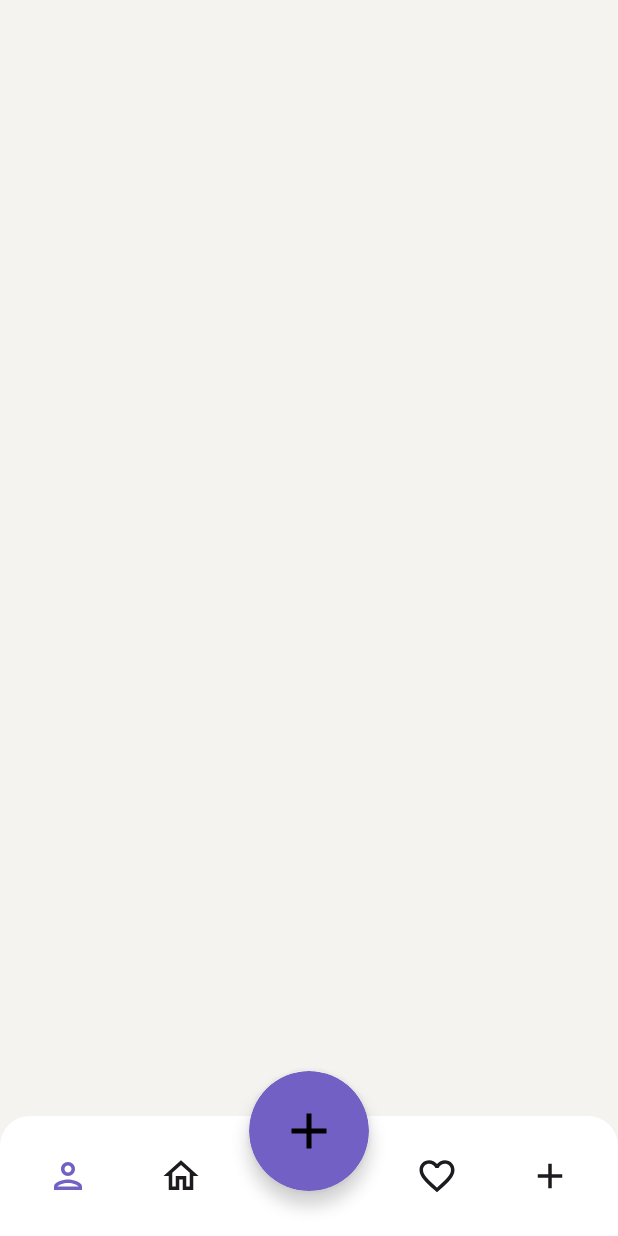
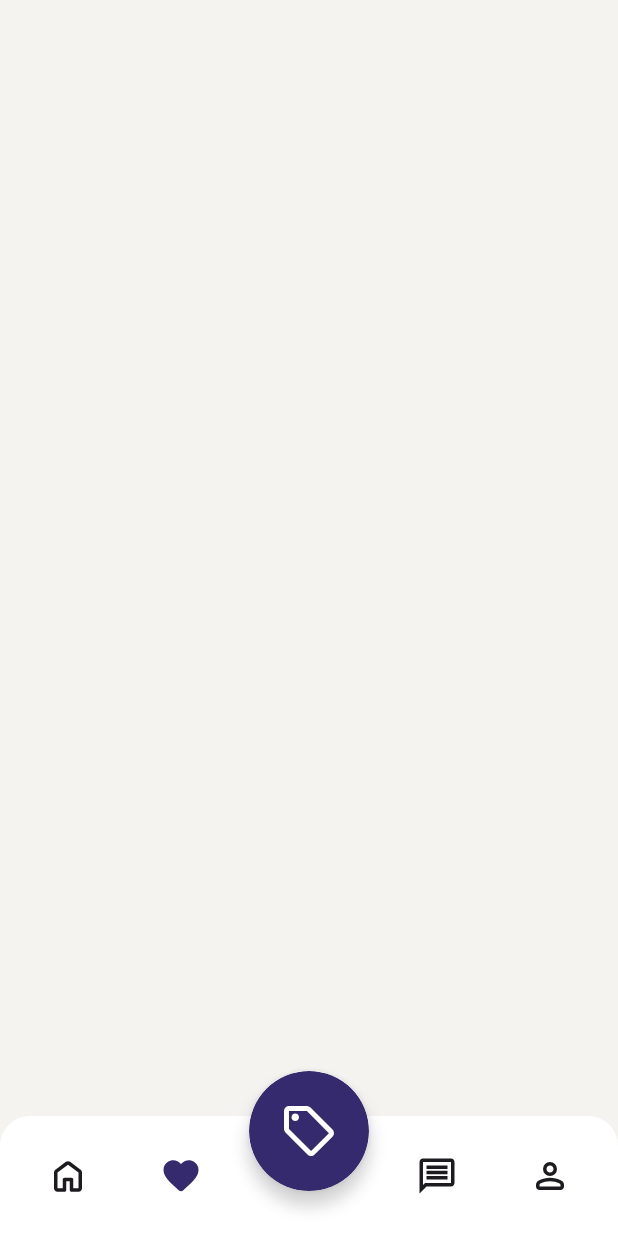
Before and after one commit to Swapsy-app/App, an Android app built with Jetpack Compose: the screen it shows after launch (MainActivity), on a phone screen of 412 x 824 dp. Run offline under Robolectric (Android 15) with nearby library versions, the phone set to English and light mode, and no system bars.

Commit message:
icons changed

```diff
--- a/app/src/main/java/com/example/freeupcopy/ui/presentation/home_screen/componants/CustomNavigationBar.kt
+++ b/app/src/main/java/com/example/freeupcopy/ui/presentation/home_screen/componants/CustomNavigationBar.kt
@@ -14,12 +14,6 @@ import androidx.compose.foundation.layout.size
 import androidx.compose.foundation.layout.windowInsetsPadding
 import androidx.compose.foundation.shape.CircleShape
 import androidx.compose.foundation.shape.RoundedCornerShape
-import androidx.compose.material.icons.Icons
-import androidx.compose.material.icons.filled.Add
-import androidx.compose.material.icons.outlined.Add
-import androidx.compose.material.icons.outlined.FavoriteBorder
-import androidx.compose.material.icons.outlined.Home
-import androidx.compose.material.icons.outlined.Person
 import androidx.compose.material3.Icon
 import androidx.compose.material3.MaterialTheme
 import androidx.compose.material3.NavigationBarDefaults
@@ -28,10 +22,12 @@ import androidx.compose.ui.Alignment
 import androidx.compose.ui.Modifier
 import androidx.compose.ui.draw.clip
 import androidx.compose.ui.draw.shadow
-import androidx.compose.ui.graphics.Color
+import androidx.compose.ui.graphics.painter.Painter
 import androidx.compose.ui.graphics.vector.ImageVector
+import androidx.compose.ui.res.painterResource
 import androidx.compose.ui.tooling.preview.Preview
 import androidx.compose.ui.unit.dp
+import com.example.freeupcopy.R
 import com.example.freeupcopy.ui.theme.FreeUpCopyTheme
 
 @Composable
@@ -55,15 +51,15 @@ fun CustomNavigationBar(
                 .clip(CircleShape)
                 .background(MaterialTheme.colorScheme.primary)
                 .clickable(
-                    onClick = {  }
+                    onClick = { }
                 )
                 .align(Alignment.TopCenter),
             contentAlignment = Alignment.Center
         ) {
             Icon(
-                imageVector = Icons.Default.Add,
+                painter = painterResource(R.drawable.rounded_sell_24),
                 contentDescription = "add",
-                tint = Color.Black,
+                tint = MaterialTheme.colorScheme.onPrimaryContainer,
                 modifier = Modifier.size(40.dp)
             )
         }
@@ -76,7 +72,8 @@ fun CustomNavigationBarItem(
     modifier: Modifier = Modifier,
     selected: Boolean,
     onClick: () -> Unit,
-    icon: ImageVector
+    icon: ImageVector,
+    selectedIcon: ImageVector
 ) {
     Box(
         modifier = modifier
@@ -88,7 +85,31 @@ fun CustomNavigationBarItem(
         Icon(
             modifier = Modifier.size(28.dp),
             tint = if (selected) MaterialTheme.colorScheme.primary else MaterialTheme.colorScheme.onSurface,
-            imageVector = icon,
+            imageVector = if(selected) selectedIcon else icon,
+            contentDescription = null
+        )
+    }
+}
+
+@Composable
+fun CustomNavigationBarItem(
+    modifier: Modifier = Modifier,
+    selected: Boolean,
+    onClick: () -> Unit,
+    icon: Painter,
+    selectedIcon: Painter
+) {
+    Box(
+        modifier = modifier
+            .clip(CircleShape)
+            .size(60.dp)
+            .clickable { onClick() },
+        contentAlignment = Alignment.Center
+    ) {
+        Icon(
+            modifier = Modifier.size(28.dp),
+            tint = if (selected) MaterialTheme.colorScheme.primary else MaterialTheme.colorScheme.onSurface,
+            painter = if(selected) selectedIcon else icon,
             contentDescription = null
         )
     }
@@ -110,15 +131,17 @@ fun CustomBottomBar(
         verticalAlignment = Alignment.CenterVertically
     ) {
         CustomNavigationBarItem(
-            selected = true,
+            selected = false,
             onClick = { },
-            icon = Icons.Outlined.Person
+            icon = painterResource(id = R.drawable.ic_home),
+            selectedIcon = painterResource(id = R.drawable.ic_home_selected)
         )
 
         CustomNavigationBarItem(
-            selected = false,
+            selected = true,
             onClick = { },
-            icon = Icons.Outlined.Home
+            icon = painterResource(id = R.drawable.ic_favorite),
+            selectedIcon = painterResource(id = R.drawable.ic_favorite_selected)
         )
 
         Spacer(modifier = Modifier.size(80.dp)) // Leave space for the FAB
@@ -126,13 +149,15 @@ fun CustomBottomBar(
         CustomNavigationBarItem(
             selected = false,
             onClick = { },
-            icon = Icons.Outlined.FavoriteBorder
+            icon = painterResource(id = R.drawable.ic_message),
+            selectedIcon = painterResource(id = R.drawable.ic_message_selected)
         )
 
         CustomNavigationBarItem(
             selected = false,
             onClick = { },
-            icon = Icons.Outlined.Add
+            icon = painterResource(id = R.drawable.ic_person),
+            selectedIcon = painterResource(id = R.drawable.ic_person_selected)
         )
     }
 }
--- a/app/src/main/java/com/example/freeupcopy/ui/theme/Color.kt
+++ b/app/src/main/java/com/example/freeupcopy/ui/theme/Color.kt
@@ -16,5 +16,8 @@ val SurfaceDark = Color(0xFF1C1B1F)
 val PrimaryContainerLight = Color(0xFFFFFFFF)
 val PrimaryContainerDark = Color(0xFF2C2B30)
 
-val PrimaryLight = Color(0xFF7260C5)
+val PrimaryLight = Color(0xFF362A6F)
 val PrimaryDark = Color(0xFF907DE6)
+
+val OnPrimaryContainerLight = Color(0xFFFFFFFF)
+val OnPrimaryContainerDark = Color(0xFF000000)
--- a/app/src/main/java/com/example/freeupcopy/ui/theme/Theme.kt
+++ b/app/src/main/java/com/example/freeupcopy/ui/theme/Theme.kt
@@ -16,7 +16,8 @@ private val DarkColorScheme = darkColorScheme(
     secondary = PurpleGrey80,
     tertiary = Pink80,
     surface = SurfaceDark,
-    primaryContainer = PrimaryContainerDark
+    primaryContainer = PrimaryContainerDark,
+    onPrimaryContainer = OnPrimaryContainerDark
 )
 
 private val LightColorScheme = lightColorScheme(
@@ -24,7 +25,8 @@ private val LightColorScheme = lightColorScheme(
     secondary = PurpleGrey40,
     tertiary = Pink40,
     surface = SurfaceLight,
-    primaryContainer = PrimaryContainerLight
+    primaryContainer = PrimaryContainerLight,
+    onPrimaryContainer = OnPrimaryContainerLight
 
     /* Other default colors to override
     background = Color(0xFFFFFBFE),
--- /dev/null
+++ b/app/src/main/res/drawable/ic_favorite.xml
@@ -0,0 +1,5 @@
+<vector xmlns:android="http://schemas.android.com/apk/res/android" android:height="24dp" android:tint="#000000" android:viewportHeight="960" android:viewportWidth="960" android:width="24dp">
+
+    <path android:fillColor="@android:color/white" android:pathData="M480,813Q466,813 451.5,808Q437,803 426,792L357,729Q251,632 165.5,536.5Q80,441 80,326Q80,232 143,169Q206,106 300,106Q353,106 400,128.5Q447,151 480,190Q513,151 560,128.5Q607,106 660,106Q754,106 817,169Q880,232 880,326Q880,441 795,537Q710,633 602,730L534,792Q523,803 508.5,808Q494,813 480,813ZM442,270Q413,229 380,207.5Q347,186 300,186Q240,186 200,226Q160,266 160,326Q160,378 197,436.5Q234,495 285.5,550Q337,605 391.5,653Q446,701 480,732Q480,732 480,732Q480,732 480,732Q514,701 568.5,653Q623,605 674.5,550Q726,495 763,436.5Q800,378 800,326Q800,266 760,226Q720,186 660,186Q613,186 580,207.5Q547,229 518,270Q511,280 501,285Q491,290 480,290Q469,290 459,285Q449,280 442,270ZM480,459Q480,459 480,459Q480,459 480,459Q480,459 480,459Q480,459 480,459Q480,459 480,459Q480,459 480,459Q480,459 480,459Q480,459 480,459Q480,459 480,459Q480,459 480,459Q480,459 480,459Q480,459 480,459Q480,459 480,459Q480,459 480,459Q480,459 480,459Q480,459 480,459Q480,459 480,459Q480,459 480,459Q480,459 480,459Q480,459 480,459Q480,459 480,459Q480,459 480,459Z"/>
+
+</vector>
--- /dev/null
+++ b/app/src/main/res/drawable/ic_favorite_selected.xml
@@ -0,0 +1,5 @@
+<vector xmlns:android="http://schemas.android.com/apk/res/android" android:height="24dp" android:tint="#000000" android:viewportHeight="24" android:viewportWidth="24" android:width="24dp">
+
+    <path android:fillColor="@android:color/white" android:pathData="M13.35,20.13c-0.76,0.69 -1.93,0.69 -2.69,-0.01l-0.11,-0.1C5.3,15.27 1.87,12.16 2,8.28c0.06,-1.7 0.93,-3.33 2.34,-4.29 2.64,-1.8 5.9,-0.96 7.66,1.1 1.76,-2.06 5.02,-2.91 7.66,-1.1 1.41,0.96 2.28,2.59 2.34,4.29 0.14,3.88 -3.3,6.99 -8.55,11.76l-0.1,0.09z"/>
+
+</vector>
--- /dev/null
+++ b/app/src/main/res/drawable/ic_home.xml
@@ -0,0 +1,5 @@
+<vector xmlns:android="http://schemas.android.com/apk/res/android" android:height="24dp" android:tint="#000000" android:viewportHeight="960" android:viewportWidth="960" android:width="24dp">
+
+    <path android:fillColor="@android:color/white" android:pathData="M240,760L360,760L360,560Q360,543 371.5,531.5Q383,520 400,520L560,520Q577,520 588.5,531.5Q600,543 600,560L600,760L720,760L720,400Q720,400 720,400Q720,400 720,400L480,220Q480,220 480,220Q480,220 480,220L240,400Q240,400 240,400Q240,400 240,400L240,760ZM160,760L160,400Q160,381 168.5,364Q177,347 192,336L432,156Q453,140 480,140Q507,140 528,156L768,336Q783,347 791.5,364Q800,381 800,400L800,760Q800,793 776.5,816.5Q753,840 720,840L560,840Q543,840 531.5,828.5Q520,817 520,800L520,600Q520,600 520,600Q520,600 520,600L440,600Q440,600 440,600Q440,600 440,600L440,800Q440,817 428.5,828.5Q417,840 400,840L240,840Q207,840 183.5,816.5Q160,793 160,760ZM480,490L480,490L480,490Q480,490 480,490Q480,490 480,490L480,490L480,490L480,490L480,490Q480,490 480,490Q480,490 480,490L480,490Q480,490 480,490Q480,490 480,490L480,490Z"/>
+
+</vector>
--- /dev/null
+++ b/app/src/main/res/drawable/ic_home_selected.xml
@@ -0,0 +1,5 @@
+<vector xmlns:android="http://schemas.android.com/apk/res/android" android:height="24dp" android:tint="#000000" android:viewportHeight="24" android:viewportWidth="24" android:width="24dp">
+
+    <path android:fillColor="@android:color/white" android:pathData="M12,3L4,9v12h5v-7h6v7h5V9z"/>
+
+</vector>
--- /dev/null
+++ b/app/src/main/res/drawable/ic_message.xml
@@ -0,0 +1,5 @@
+<vector xmlns:android="http://schemas.android.com/apk/res/android" android:autoMirrored="true" android:height="24dp" android:tint="#000000" android:viewportHeight="24" android:viewportWidth="24" android:width="24dp">
+
+    <path android:fillColor="@android:color/white" android:pathData="M4,4h16v12L5.17,16L4,17.17L4,4m0,-2c-1.1,0 -1.99,0.9 -1.99,2L2,22l4,-4h14c1.1,0 2,-0.9 2,-2L22,4c0,-1.1 -0.9,-2 -2,-2L4,2zM6,12h12v2L6,14v-2zM6,9h12v2L6,11L6,9zM6,6h12v2L6,8L6,6z"/>
+
+</vector>
--- /dev/null
+++ b/app/src/main/res/drawable/ic_message_selected.xml
@@ -0,0 +1,5 @@
+<vector xmlns:android="http://schemas.android.com/apk/res/android" android:autoMirrored="true" android:height="24dp" android:tint="#000000" android:viewportHeight="24" android:viewportWidth="24" android:width="24dp">
+
+    <path android:fillColor="@android:color/white" android:pathData="M20,2L4,2c-1.1,0 -1.99,0.9 -1.99,2L2,22l4,-4h14c1.1,0 2,-0.9 2,-2L22,4c0,-1.1 -0.9,-2 -2,-2zM17,14L7,14c-0.55,0 -1,-0.45 -1,-1s0.45,-1 1,-1h10c0.55,0 1,0.45 1,1s-0.45,1 -1,1zM17,11L7,11c-0.55,0 -1,-0.45 -1,-1s0.45,-1 1,-1h10c0.55,0 1,0.45 1,1s-0.45,1 -1,1zM17,8L7,8c-0.55,0 -1,-0.45 -1,-1s0.45,-1 1,-1h10c0.55,0 1,0.45 1,1s-0.45,1 -1,1z"/>
+
+</vector>
--- /dev/null
+++ b/app/src/main/res/drawable/ic_person.xml
@@ -0,0 +1,5 @@
+<vector xmlns:android="http://schemas.android.com/apk/res/android" android:height="24dp" android:tint="#000000" android:viewportHeight="960" android:viewportWidth="960" android:width="24dp">
+
+    <path android:fillColor="@android:color/white" android:pathData="M480,480Q414,480 367,433Q320,386 320,320Q320,254 367,207Q414,160 480,160Q546,160 593,207Q640,254 640,320Q640,386 593,433Q546,480 480,480ZM160,720L160,688Q160,654 177.5,625.5Q195,597 224,582Q286,551 350,535.5Q414,520 480,520Q546,520 610,535.5Q674,551 736,582Q765,597 782.5,625.5Q800,654 800,688L800,720Q800,753 776.5,776.5Q753,800 720,800L240,800Q207,800 183.5,776.5Q160,753 160,720ZM240,720L720,720L720,688Q720,677 714.5,668Q709,659 700,654Q646,627 591,613.5Q536,600 480,600Q424,600 369,613.5Q314,627 260,654Q251,659 245.5,668Q240,677 240,688L240,720ZM480,400Q513,400 536.5,376.5Q560,353 560,320Q560,287 536.5,263.5Q513,240 480,240Q447,240 423.5,263.5Q400,287 400,320Q400,353 423.5,376.5Q447,400 480,400ZM480,320Q480,320 480,320Q480,320 480,320Q480,320 480,320Q480,320 480,320Q480,320 480,320Q480,320 480,320Q480,320 480,320Q480,320 480,320ZM480,720L480,720Q480,720 480,720Q480,720 480,720Q480,720 480,720Q480,720 480,720Q480,720 480,720Q480,720 480,720Q480,720 480,720Q480,720 480,720L480,720Z"/>
+
+</vector>
--- /dev/null
+++ b/app/src/main/res/drawable/ic_person_selected.xml
@@ -0,0 +1,5 @@
+<vector xmlns:android="http://schemas.android.com/apk/res/android" android:height="24dp" android:tint="#000000" android:viewportHeight="24" android:viewportWidth="24" android:width="24dp">
+
+    <path android:fillColor="@android:color/white" android:pathData="M12,12c2.21,0 4,-1.79 4,-4s-1.79,-4 -4,-4 -4,1.79 -4,4 1.79,4 4,4zM12,14c-2.67,0 -8,1.34 -8,4v1c0,0.55 0.45,1 1,1h14c0.55,0 1,-0.45 1,-1v-1c0,-2.66 -5.33,-4 -8,-4z"/>
+
+</vector>
--- /dev/null
+++ b/app/src/main/res/drawable/rounded_sell_24.xml
@@ -0,0 +1,5 @@
+<vector xmlns:android="http://schemas.android.com/apk/res/android" android:height="24dp" android:tint="#000000" android:viewportHeight="960" android:viewportWidth="960" android:width="24dp">
+
+    <path android:fillColor="@android:color/white" android:pathData="M856,570L570,856Q558,868 543,874Q528,880 513,880Q498,880 483,874Q468,868 456,856L103,503Q92,492 86,477.5Q80,463 80,447L80,160Q80,127 103.5,103.5Q127,80 160,80L447,80Q463,80 478,86.5Q493,93 504,104L856,457Q868,469 873.5,484Q879,499 879,514Q879,529 873.5,543.5Q868,558 856,570ZM513,800L799,514Q799,514 799,514Q799,514 799,514L446,160L160,160Q160,160 160,160Q160,160 160,160L160,446Q160,446 160,446Q160,446 160,446L513,800Q513,800 513,800Q513,800 513,800ZM260,320Q285,320 302.5,302.5Q320,285 320,260Q320,235 302.5,217.5Q285,200 260,200Q235,200 217.5,217.5Q200,235 200,260Q200,285 217.5,302.5Q235,320 260,320ZM480,480Q480,480 480,480Q480,480 480,480L480,480Q480,480 480,480Q480,480 480,480L480,480Q480,480 480,480Q480,480 480,480L480,480L480,480Q480,480 480,480Q480,480 480,480Z"/>
+
+</vector>
```
